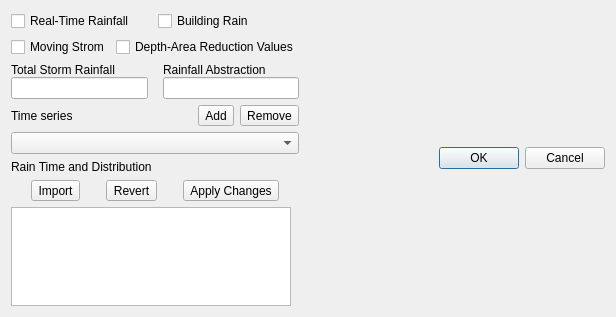
FLO-2DSoftware/qgis-flo-2d-plugin, file flo2d/ui/rain_editor.ui: the form before one commit.
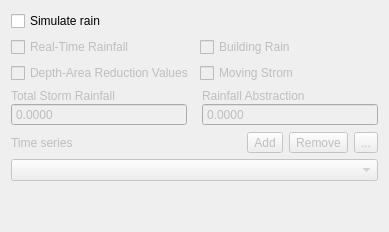
The form after the commit. Icons and pictures are not drawn.

Commit message: added dummy rain editor

```diff
--- a/flo2d/ui/rain_editor.ui
+++ b/flo2d/ui/rain_editor.ui
@@ -6,8 +6,8 @@
    <rect>
     <x>0</x>
     <y>0</y>
-    <width>587</width>
-    <height>317</height>
+    <width>389</width>
+    <height>232</height>
    </rect>
   </property>
   <property name="windowTitle">
@@ -15,68 +15,57 @@
   </property>
   <layout class="QVBoxLayout" name="verticalLayout_2">
    <item>
-    <layout class="QHBoxLayout" name="horizontalLayout_3">
-     <property name="rightMargin">
-      <number>0</number>
+    <widget class="QCheckBox" name="simulate_rain_chbox">
+     <property name="text">
+      <string>Simulate rain</string>
      </property>
+    </widget>
+   </item>
      <item>
-      <widget class="QFrame" name="frame">
-       <property name="maximumSize">
-        <size>
-         <width>300</width>
-         <height>16777215</height>
-        </size>
+    <widget class="QFrame" name="rain_frame">
+     <property name="enabled">
+      <bool>false</bool>
        </property>
        <property name="frameShape">
         <enum>QFrame::NoFrame</enum>
        </property>
        <property name="frameShadow">
-        <enum>QFrame::Plain</enum>
+      <enum>QFrame::Raised</enum>
        </property>
        <layout class="QVBoxLayout" name="verticalLayout">
         <property name="margin">
          <number>0</number>
         </property>
         <item>
-         <layout class="QHBoxLayout" name="horizontalLayout_5">
-          <property name="bottomMargin">
-           <number>0</number>
-          </property>
-          <item>
-           <widget class="QCheckBox" name="realTimeChBox">
-            <property name="text">
-             <string>Real-Time Rainfall</string>
-            </property>
-           </widget>
-          </item>
-          <item>
-           <widget class="QCheckBox" name="buildingChBox">
+       <layout class="QGridLayout" name="gridLayout">
+        <item row="1" column="1">
+         <widget class="QCheckBox" name="building_chbox">
             <property name="text">
              <string>Building Rain</string>
             </property>
            </widget>
           </item>
-         </layout>
-        </item>
-        <item>
-         <layout class="QHBoxLayout" name="horizontalLayout_7">
-          <property name="bottomMargin">
-           <number>0</number>
-          </property>
-          <item>
-           <widget class="QCheckBox" name="movingStormChBox">
+        <item row="1" column="0">
+         <widget class="QCheckBox" name="real_time_chbox">
             <property name="text">
-             <string>Moving Strom</string>
+           <string>Real-Time Rainfall</string>
             </property>
            </widget>
           </item>
-          <item>
-           <widget class="QCheckBox" name="arfChBox">
+        <item row="2" column="0">
+         <widget class="QCheckBox" name="arf_chbox">
             <property name="text">
              <string>Depth-Area Reduction Values</string>
             </property>
            </widget>
           </item>
+        <item row="2" column="1">
+         <widget class="QCheckBox" name="moving_storm_chbox">
+          <property name="text">
+           <string>Moving Strom</string>
+          </property>
+         </widget>
+        </item>
          </layout>
         </item>
         <item>
@@ -106,12 +95,18 @@
              </widget>
             </item>
             <item>
-             <widget class="QLineEdit" name="totalRainfallEdit">
-              <property name="sizePolicy">
-               <sizepolicy hsizetype="MinimumExpanding" vsizetype="Fixed">
-                <horstretch>0</horstretch>
-                <verstretch>0</verstretch>
-               </sizepolicy>
+           <widget class="QDoubleSpinBox" name="total_rainfall_sbox">
+            <property name="buttonSymbols">
+             <enum>QAbstractSpinBox::NoButtons</enum>
+            </property>
+            <property name="decimals">
+             <number>4</number>
+            </property>
+            <property name="maximum">
+             <double>9999999.000000000000000</double>
+            </property>
+            <property name="singleStep">
+             <double>0.000000000000000</double>
               </property>
              </widget>
             </item>
@@ -133,12 +128,18 @@
              </widget>
             </item>
             <item>
-             <widget class="QLineEdit" name="rainfallAbstcEdit">
-              <property name="sizePolicy">
-               <sizepolicy hsizetype="MinimumExpanding" vsizetype="Fixed">
-                <horstretch>0</horstretch>
-                <verstretch>0</verstretch>
-               </sizepolicy>
+           <widget class="QDoubleSpinBox" name="rainfall_abst_sbox">
+            <property name="buttonSymbols">
+             <enum>QAbstractSpinBox::NoButtons</enum>
+            </property>
+            <property name="decimals">
+             <number>4</number>
+            </property>
+            <property name="maximum">
+             <double>99999999.000000000000000</double>
+            </property>
+            <property name="singleStep">
+             <double>0.000000000000000</double>
               </property>
              </widget>
             </item>
@@ -173,6 +174,21 @@
             <property name="text">
              <string>Remove</string>
             </property>
+          <property name="icon">
+           <iconset>
+            <normaloff>../img/delete_bc_data.svg</normaloff>../img/delete_bc_data.svg</iconset>
+          </property>
+         </widget>
+        </item>
+        <item>
+         <widget class="QToolButton" name="change_name_btn">
+          <property name="text">
+           <string>...</string>
+          </property>
+          <property name="icon">
+           <iconset>
+            <normaloff>../img/change_name.svg</normaloff>../img/change_name.svg</iconset>
+          </property>
            </widget>
           </item>
          </layout>
@@ -187,112 +203,21 @@
           </property>
          </widget>
         </item>
-        <item>
-         <widget class="QLabel" name="label">
-          <property name="text">
-           <string>Rain Time and Distribution</string>
-          </property>
-         </widget>
-        </item>
-        <item>
-         <layout class="QHBoxLayout" name="horizontalLayout_4">
-          <property name="bottomMargin">
-           <number>0</number>
-          </property>
-          <item>
-           <widget class="QToolButton" name="importTseriesBtn">
-            <property name="text">
-             <string>Import</string>
-            </property>
-           </widget>
-          </item>
-          <item>
-           <widget class="QToolButton" name="revertChangesBtn">
-            <property name="text">
-             <string>Revert</string>
-            </property>
-           </widget>
-          </item>
-          <item>
-           <widget class="QToolButton" name="saveTimeSeriesBtn">
-            <property name="text">
-             <string>Apply Changes</string>
-            </property>
-           </widget>
-          </item>
-         </layout>
-        </item>
-        <item>
-         <widget class="QTableView" name="tseriesDataTView">
-          <property name="minimumSize">
-           <size>
-            <width>200</width>
-            <height>0</height>
-           </size>
-          </property>
-          <property name="maximumSize">
-           <size>
-            <width>280</width>
-            <height>16777215</height>
-           </size>
-          </property>
-         </widget>
-        </item>
-       </layout>
-      </widget>
-     </item>
+     </layout>
+    </widget>
+   </item>
      <item>
-      <widget class="QFrame" name="plotFrame">
-       <property name="sizePolicy">
-        <sizepolicy hsizetype="MinimumExpanding" vsizetype="Preferred">
-         <horstretch>0</horstretch>
-         <verstretch>0</verstretch>
-        </sizepolicy>
-       </property>
-       <property name="minimumSize">
-        <size>
-         <width>300</width>
-         <height>0</height>
-        </size>
-       </property>
-       <property name="frameShape">
-        <enum>QFrame::NoFrame</enum>
-       </property>
-       <property name="frameShadow">
-        <enum>QFrame::Plain</enum>
-       </property>
-       <layout class="QGridLayout" name="gridLayout">
-        <property name="margin">
-         <number>0</number>
-        </property>
-        <property name="spacing">
-         <number>0</number>
-        </property>
-        <item row="0" column="0">
-         <layout class="QVBoxLayout" name="verticalLayout_3">
-          <item>
-           <layout class="QHBoxLayout" name="plotLayout">
-            <property name="spacing">
-             <number>0</number>
-            </property>
-           </layout>
-          </item>
-          <item>
-           <widget class="QDialogButtonBox" name="buttonBox">
+    <spacer name="verticalSpacer">
             <property name="orientation">
-             <enum>Qt::Horizontal</enum>
-            </property>
-            <property name="standardButtons">
-             <set>QDialogButtonBox::Cancel|QDialogButtonBox::Ok</set>
-            </property>
-           </widget>
-          </item>
-         </layout>
-        </item>
-       </layout>
-      </widget>
-     </item>
-    </layout>
+      <enum>Qt::Vertical</enum>
+     </property>
+     <property name="sizeHint" stdset="0">
+      <size>
+       <width>20</width>
+       <height>40</height>
+      </size>
+     </property>
+    </spacer>
    </item>
   </layout>
  </widget>
```
Left out of the diff: 42 changed lines with no effect on the pictures. Lines whose indentation alone changed are shown as unchanged. The commit also changes 13 other files.
